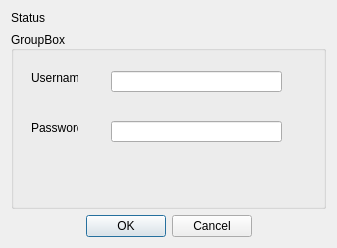
Before: the Qt Designer form VD/connectiondialog.ui in NellielX/VisualDump, drawn with Qt 5.
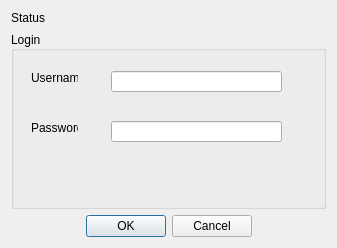
After: the same form once the commit is applied.

Commit message: groupbox title

```diff
--- a/VD/connectiondialog.ui
+++ b/VD/connectiondialog.ui
@@ -83,7 +83,7 @@
       <bool>false</bool>
      </property>
      <property name="title">
-      <string>GroupBox</string>
+      <string>Login</string>
      </property>
      <property name="alignment">
       <set>Qt::AlignLeading|Qt::AlignLeft|Qt::AlignVCenter</set>
```
